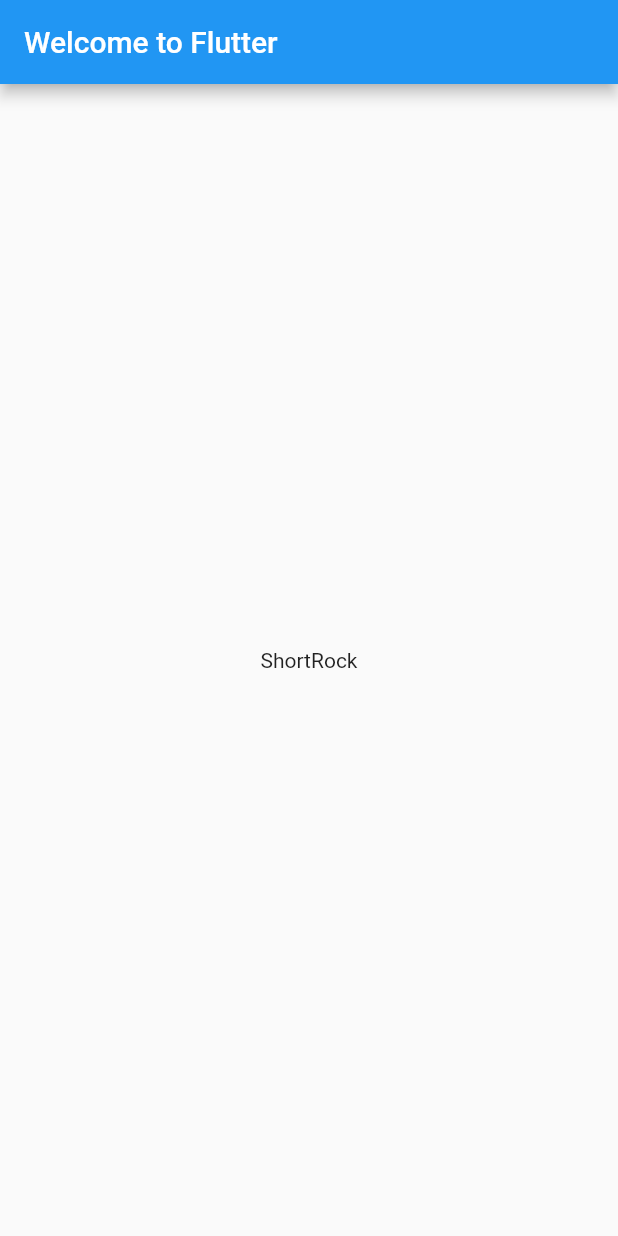
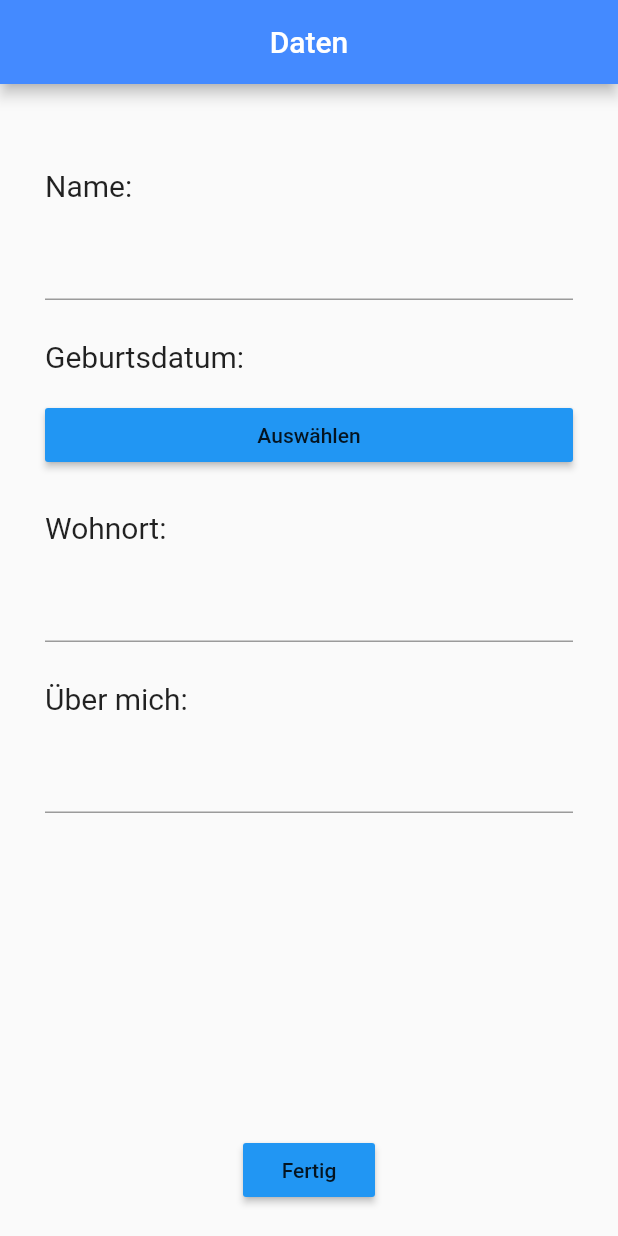
Before and after one commit to tth05/ErasmusDoc, a Flutter app: the screen it shows after launch, on a phone screen of 412 x 824 dp. Run offline on Flutter 3.47's test engine with Material 2 defaults, Android fonts, the phone set to English and light mode, and no system bars.

Commit message:
Added basic startup screen

```diff
--- a/lib/main.dart
+++ b/lib/main.dart
@@ -3,38 +3,30 @@
     License: This project is licensed under the terms of the GNU General Public License v3.0, see LICENSE.txt
 */
 
-import 'package:english_words/english_words.dart';
+import 'dart:async';
+
+import 'package:erasmus_app/screens/app_home/app_home.dart';
+import 'package:erasmus_app/screens/personal_info/personal_info.dart';
 import 'package:flutter/material.dart';
 
-void main() => runApp(MyApp());
+void main() {
+  Future.delayed(const Duration(seconds: 1));
+  runApp(App());
+}
 
-class MyApp extends StatelessWidget {
+class App extends StatelessWidget {
   @override
   Widget build(BuildContext context) {
-    final wordPair = WordPair.random();
     return MaterialApp(
-      title: 'Welcome to Flutter',
-      home: Scaffold(
-        appBar: AppBar(
-          title: Text('Welcome to Flutter'),
-        ),
-        body: Center(
-          child: Text(wordPair.asPascalCase),
-        ),
+      title: 'Erasmus',
+      home: PersonalInfoScreen(),
+      routes: <String, WidgetBuilder>{
+        '/home': (BuildContext context) => new AppHomeScreen()
+      },
+      theme: new ThemeData(
+        primaryColor: Colors.blueAccent,
+        buttonColor: Colors.blue,
       ),
     );
   }
 }
-
-class RandomWords extends StatefulWidget {
-  @override
-  RandomWordsState createState() => new RandomWordsState();
-}
-
-class RandomWordsState extends State<RandomWords> {
-  @override
-  Widget build(BuildContext context) {
-    final wordPair = WordPair.random();
-    return Text(wordPair.asPascalCase);
-  }
-}
--- /dev/null
+++ b/lib/screens/personal_info/personal_info.dart
@@ -0,0 +1,83 @@
+/*
+    Created by Tim Theisinger on 22.08.2018
+    License: This project is licensed under the terms of the GNU General Public License v3.0, see LICENSE.txt
+*/
+
+import 'dart:async';
+
+import 'package:flutter/material.dart';
+
+class PersonalInfoScreen extends StatelessWidget {
+  var _fieldFont = TextStyle(fontSize: 15.0, color: Colors.black);
+  var _textFont = TextStyle(fontSize: 20.0);
+
+  Widget buildTitle(String title) {
+    return ListTile(
+      contentPadding: EdgeInsets.only(top: 10.0),
+      title: Text(
+        title,
+        style: _textFont,
+      ),
+    );
+  }
+
+  Widget buildTextField() {
+    return TextField(
+      style: _fieldFont,
+    );
+  }
+
+  Future<DateTime> waitForDatePicker(BuildContext context) {
+    return showDatePicker(
+        context: context,
+        initialDate: DateTime.now(),
+        firstDate: DateTime(1900),
+        lastDate: DateTime.now(),
+        initialDatePickerMode: DatePickerMode.year);
+  }
+
+  @override
+  Widget build(BuildContext context) {
+    return Scaffold(
+      appBar: AppBar(
+        title: Text("Daten"),
+        centerTitle: true,
+      ),
+      body: Container(
+        padding: EdgeInsets.all(20.0),
+        child: Column(children: <Widget>[
+          Flexible(
+            child: ListView(
+              padding: EdgeInsets.only(left: 10.0, top: 10.0, right: 10.0),
+              children: <Widget>[
+                buildTitle("Name:"),
+                buildTextField(),
+                buildTitle("Geburtsdatum:"),
+                RaisedButton(
+                  child: Text("Auswählen"),
+                  color: Theme.of(context).buttonColor,
+                  splashColor: Colors.lightBlueAccent,
+                  onPressed: () {
+                    Future<DateTime> result = waitForDatePicker(context);
+                    if (result == null) return;
+                    result.then((dateTime) => print(dateTime));
+                  },
+                ),
+                buildTitle("Wohnort:"),
+                buildTextField(),
+                buildTitle("Über mich:"),
+                buildTextField(),
+              ],
+            ),
+          ),
+          RaisedButton(
+            child: Text("Fertig"),
+            color: Theme.of(context).buttonColor,
+            splashColor: Colors.lightBlueAccent,
+            onPressed: () => Navigator.of(context).pushReplacementNamed("/home"),
+          ),
+        ]),
+      ),
+    );
+  }
+}
--- a/pubspec.yaml
+++ b/pubspec.yaml
@@ -8,7 +8,6 @@ dependencies:
   # The following adds the Cupertino Icons font to your application.
   # Use with the CupertinoIcons class for iOS style icons.
   cupertino_icons: ^0.1.2
-  english_words: ^3.1.0
 
 dev_dependencies:
   flutter_test:
@@ -27,9 +26,8 @@ flutter:
   uses-material-design: true
 
   # To add assets to your application, add an assets section, like this:
-  # assets:
-  #  - images/a_dot_burr.jpeg
-  #  - images/a_dot_ham.jpeg
+  assets:
+  - 'assets/images/'
 
   # An image asset can refer to one or more resolution-specific "variants", see
   # https://flutter.io/assets-and-images/#resolution-aware.
```
Also changed, not shown: lib/screens/app_home/app_home.dart (added, +25 -0 lines), 3 other files.
